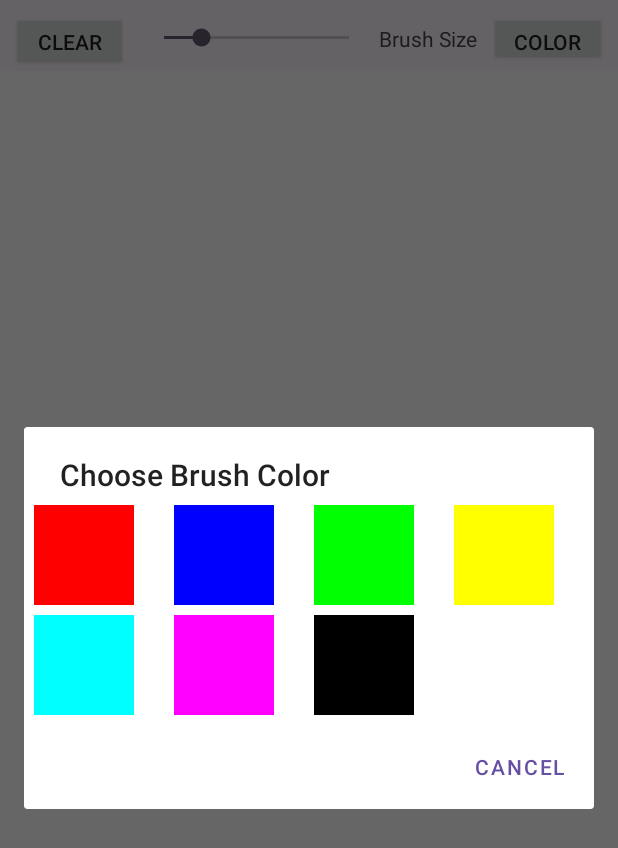
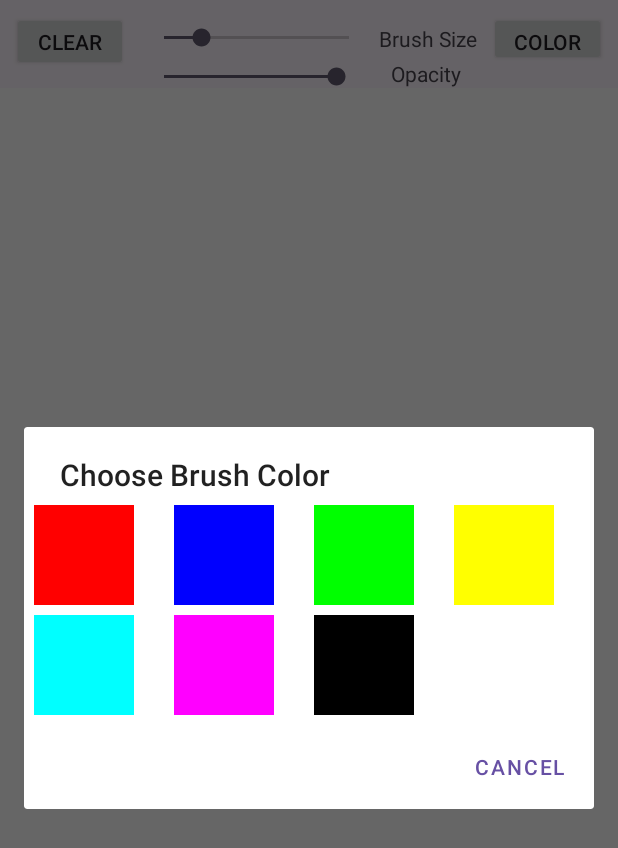
Before and after one commit to GiriYomi/CISCX82-Doodler, an Android app: the screen it shows after launch (MainActivity), after a tap on "COLOR", on a phone screen of 412 x 824 dp. Shown: the top 848 px of the screen. Run offline under Robolectric (Android 15) with nearby library versions, the phone set to English and light mode, and no system bars.

Commit message:
Update opacity

```diff
--- a/app/src/main/java/com/example/ciscx82_doodler/MainActivity.java
+++ b/app/src/main/java/com/example/ciscx82_doodler/MainActivity.java
@@ -16,6 +16,7 @@ import android.widget.Toast;
 public class MainActivity extends Activity {
     private DoodleView doodleView;
     private int currentBrushSize = 10;
+    private int currentOpacity = 255; // Default fully opaque
 
     @Override
     protected void onCreate(Bundle savedInstanceState) {
@@ -35,6 +36,21 @@ public class MainActivity extends Activity {
             public void onProgressChanged(SeekBar seekBar, int progress, boolean fromUser) {
                 currentBrushSize = progress;
                 doodleView.setBrushSize(currentBrushSize);
+            }
+
+            @Override
+            public void onStartTrackingTouch(SeekBar seekBar) {}
+
+            @Override
+            public void onStopTrackingTouch(SeekBar seekBar) {}
+        });
+
+        SeekBar opacityBar = findViewById(R.id.opacityBar);
+        opacityBar.setOnSeekBarChangeListener(new SeekBar.OnSeekBarChangeListener() {
+            @Override
+            public void onProgressChanged(SeekBar seekBar, int progress, boolean fromUser) {
+                currentOpacity = progress;
+                doodleView.setBrushOpacity(currentOpacity);
             }
 
             @Override
--- a/app/src/main/res/layout/activity_main.xml
+++ b/app/src/main/res/layout/activity_main.xml
@@ -29,9 +29,32 @@
         app:layout_constraintStart_toEndOf="@id/btnClear"
         app:layout_constraintTop_toTopOf="parent" />
 
-    <!-- Color Picker Button -->
+    <SeekBar
+        android:id="@+id/opacityBar"
+        android:layout_width="147dp"
+        android:layout_height="18dp"
+        android:layout_marginStart="8dp"
+        android:layout_marginTop="8dp"
+        android:layout_marginEnd="8dp"
+        android:max="255"
+        android:progress="255"
+        app:layout_constraintEnd_toEndOf="parent"
+        app:layout_constraintHorizontal_bias="0.342"
+        app:layout_constraintStart_toStartOf="parent"
+        app:layout_constraintTop_toBottomOf="@id/brushSizeBar" />
 
     <!-- Doodle Canvas -->
+
+    <TextView
+        android:id="@+id/opacityText"
+        android:layout_width="wrap_content"
+        android:layout_height="wrap_content"
+        android:layout_marginStart="20dp"
+        android:layout_marginTop="4dp"
+        android:text="Opacity"
+        app:layout_constraintStart_toEndOf="@+id/opacityBar"
+        app:layout_constraintTop_toBottomOf="@+id/brushSizeText" />
+
     <TextView
         android:id="@+id/brushSizeText"
         android:layout_width="wrap_content"
@@ -60,7 +83,7 @@
         android:layout_width="0dp"
         android:layout_height="0dp"
         android:background="#FFFFFF"
-        app:layout_constraintTop_toBottomOf="@id/btnClear"
+        app:layout_constraintTop_toBottomOf="@id/opacityText"
         app:layout_constraintBottom_toBottomOf="parent"
         app:layout_constraintStart_toStartOf="parent"
         app:layout_constraintEnd_toEndOf="parent" />
```
Also changed, not shown: app/src/main/java/com/example/ciscx82_doodler/DoodleView.java (+13 -2 lines), 1 other file.
